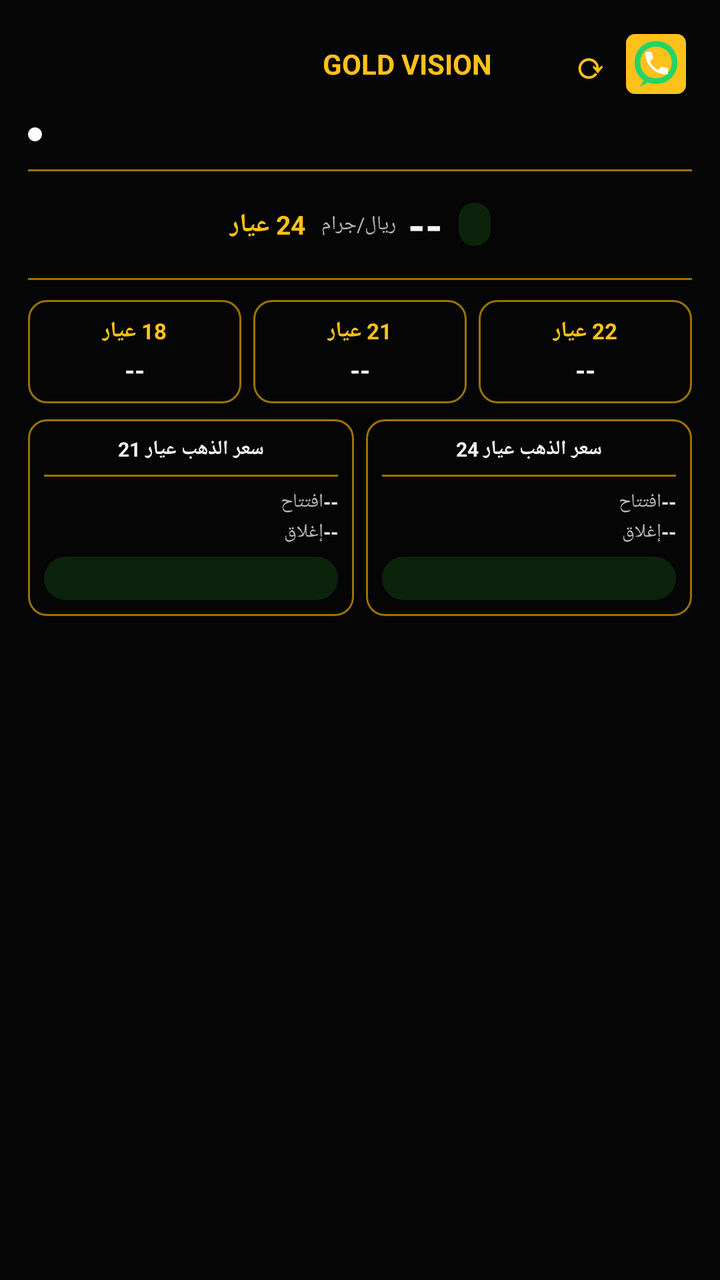
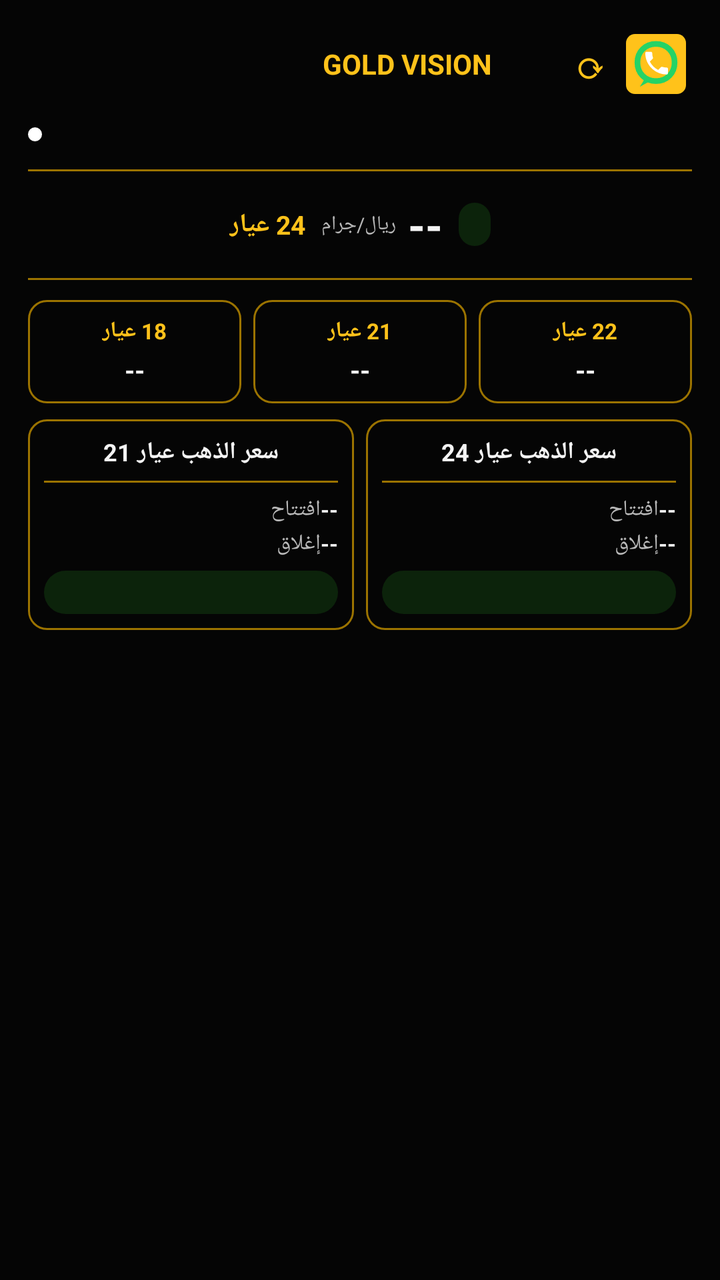

Compare the two renders of this Android layout. The source of the first and the diff that turns it into the second are given below.
<!-- AndroidManifest.xml: application theme Theme.GoldVision -->
<!-- res/layout/gold_price_widget.xml -->
<?xml version="1.0" encoding="utf-8"?>
<LinearLayout xmlns:android="http://schemas.android.com/apk/res/android"
    android:id="@+id/widget_root"
    android:layout_width="match_parent"
    android:layout_height="match_parent"
    android:orientation="vertical"
    android:background="@color/ic_launcher_background"
    android:padding="14dp">

    
    <LinearLayout
        android:layout_width="match_parent"
        android:layout_height="wrap_content"
        android:orientation="horizontal"
        android:gravity="center_vertical">
        <TextView
            android:id="@+id/widget_date"
            android:layout_width="0dp"
            android:layout_height="wrap_content"
            android:layout_weight="1"
            android:text=""
            android:textColor="#B8B8B8"
            android:textSize="11sp" />
        <TextView
            android:id="@+id/widget_title"
            android:layout_width="wrap_content"
            android:layout_height="wrap_content"
            android:layout_marginEnd="6dp"
            android:text="GOLD VISION"
            android:textColor="@color/widget_gold"
            android:textSize="14sp"
            android:textStyle="bold" />
        <ImageView
            android:id="@+id/widget_logo"
            android:layout_width="20dp"
            android:layout_height="20dp"
            android:layout_marginEnd="8dp"
            android:src="@mipmap/ic_launcher"
            android:contentDescription="@null" />
        <TextView
            android:id="@+id/widget_refresh"
            android:layout_width="30dp"
            android:layout_height="30dp"
            android:gravity="center"
            android:text="⟳"
            android:textColor="@color/widget_gold"
            android:textSize="18sp"
            android:textStyle="bold" />
        <ImageView
            android:id="@+id/widget_whatsapp_share"
            android:layout_width="36dp"
            android:layout_height="36dp"
            android:src="@drawable/ic_whatsapp"
            android:contentDescription="@string/widget_share_whatsapp" />
    </LinearLayout>

    
    <LinearLayout
        android:layout_width="wrap_content"
        android:layout_height="wrap_content"
        android:layout_marginTop="10dp"
        android:orientation="horizontal"
        android:gravity="center_vertical">
        <ImageView
            android:id="@+id/widget_status_dot"
            android:layout_width="7dp"
            android:layout_height="7dp"
            android:layout_marginEnd="5dp"
            android:src="@drawable/dot_circle"
            android:contentDescription="@null" />
        <TextView
            android:id="@+id/widget_updated_at"
            android:layout_width="wrap_content"
            android:layout_height="wrap_content"
            android:text=""
            android:textColor="#B8B8B8"
            android:textSize="11sp" />
    </LinearLayout>

    <FrameLayout
        android:layout_width="match_parent"
        android:layout_height="1dp"
        android:layout_marginTop="10dp"
        android:background="#9B7300" />

    
    <LinearLayout
        android:layout_width="match_parent"
        android:layout_height="wrap_content"
        android:layout_marginTop="12dp"
        android:orientation="horizontal"
        android:gravity="center_vertical|center_horizontal">
        <TextView
            android:id="@+id/widget_big_karat_label"
            android:layout_width="wrap_content"
            android:layout_height="wrap_content"
            android:layout_marginEnd="8dp"
            android:text="24 عيار"
            android:textColor="@color/widget_gold"
            android:textSize="13sp"
            android:textStyle="bold" />
        <TextView
            android:id="@+id/widget_big_unit"
            android:layout_width="wrap_content"
            android:layout_height="wrap_content"
            android:layout_marginEnd="6dp"
            android:text="ريال/جرام"
            android:textColor="#B8B8B8"
            android:textSize="10sp" />
        <TextView
            android:id="@+id/widget_big_price"
            android:layout_width="wrap_content"
            android:layout_height="wrap_content"
            android:layout_marginEnd="8dp"
            android:text="--"
            android:textColor="#F4F4F4"
            android:textSize="22sp"
            android:textStyle="bold" />
        <LinearLayout
            android:id="@+id/widget_big_change_bg"
            android:layout_width="wrap_content"
            android:layout_height="wrap_content"
            android:background="@drawable/pill_bg_green"
            android:paddingHorizontal="8dp"
            android:paddingVertical="4dp">
            <TextView
                android:id="@+id/widget_big_change"
                android:layout_width="wrap_content"
                android:layout_height="wrap_content"
                android:text=""
                android:textColor="@color/widget_green"
                android:textSize="10sp"
                android:textStyle="bold" />
        </LinearLayout>
    </LinearLayout>

    <FrameLayout
        android:layout_width="match_parent"
        android:layout_height="1dp"
        android:layout_marginTop="12dp"
        android:background="#9B7300" />

    
    <LinearLayout
        android:layout_width="match_parent"
        android:layout_height="wrap_content"
        android:layout_marginTop="10dp"
        android:orientation="horizontal">
        <LinearLayout
            android:layout_width="0dp"
            android:layout_height="wrap_content"
            android:layout_weight="1"
            android:layout_marginEnd="6dp"
            android:orientation="vertical"
            android:gravity="center_horizontal"
            android:background="@drawable/widget_box_border"
            android:padding="8dp">
            <TextView
                android:id="@+id/widget_small_label_18"
                android:layout_width="wrap_content"
                android:layout_height="wrap_content"
                android:text="18 عيار"
                android:textColor="@color/widget_gold"
                android:textSize="11sp"
                android:textStyle="bold" />
            <TextView
                android:id="@+id/widget_small_price_18"
                android:layout_width="wrap_content"
                android:layout_height="wrap_content"
                android:layout_marginTop="3dp"
                android:text="--"
                android:textColor="#F4F4F4"
                android:textSize="13sp"
                android:textStyle="bold" />
        </LinearLayout>
        <LinearLayout
            android:layout_width="0dp"
            android:layout_height="wrap_content"
            android:layout_weight="1"
            android:layout_marginEnd="6dp"
            android:orientation="vertical"
            android:gravity="center_horizontal"
            android:background="@drawable/widget_box_border"
            android:padding="8dp">
            <TextView
                android:id="@+id/widget_small_label_21"
                android:layout_width="wrap_content"
                android:layout_height="wrap_content"
                android:text="21 عيار"
                android:textColor="@color/widget_gold"
                android:textSize="11sp"
                android:textStyle="bold" />
            <TextView
                android:id="@+id/widget_small_price_21"
                android:layout_width="wrap_content"
                android:layout_height="wrap_content"
                android:layout_marginTop="3dp"
                android:text="--"
                android:textColor="#F4F4F4"
                android:textSize="13sp"
                android:textStyle="bold" />
        </LinearLayout>
        <LinearLayout
            android:layout_width="0dp"
            android:layout_height="wrap_content"
            android:layout_weight="1"
            android:orientation="vertical"
            android:gravity="center_horizontal"
            android:background="@drawable/widget_box_border"
            android:padding="8dp">
            <TextView
                android:id="@+id/widget_small_label_22"
                android:layout_width="wrap_content"
                android:layout_height="wrap_content"
                android:text="22 عيار"
                android:textColor="@color/widget_gold"
                android:textSize="11sp"
                android:textStyle="bold" />
            <TextView
                android:id="@+id/widget_small_price_22"
                android:layout_width="wrap_content"
                android:layout_height="wrap_content"
                android:layout_marginTop="3dp"
                android:text="--"
                android:textColor="#F4F4F4"
                android:textSize="13sp"
                android:textStyle="bold" />
        </LinearLayout>
    </LinearLayout>

    
    <LinearLayout
        android:layout_width="match_parent"
        android:layout_height="wrap_content"
        android:layout_marginTop="8dp"
        android:orientation="horizontal">

        <LinearLayout
            android:layout_width="0dp"
            android:layout_height="wrap_content"
            android:layout_weight="1"
            android:layout_marginEnd="6dp"
            android:orientation="vertical"
            android:background="@drawable/widget_box_border"
            android:padding="8dp">
            <TextView
                android:id="@+id/widget_oc21_title"
                android:layout_width="match_parent"
                android:layout_height="wrap_content"
                android:gravity="center"
                android:text="سعر الذهب عيار 21"
                android:textColor="#F4F4F4"
                android:textSize="10sp"
                android:textStyle="bold" />
            <FrameLayout
                android:layout_width="match_parent"
                android:layout_height="1dp"
                android:layout_marginTop="6dp"
                android:layout_marginBottom="6dp"
                android:background="#9B7300" />
            <LinearLayout
                android:layout_width="match_parent"
                android:layout_height="wrap_content"
                android:orientation="horizontal">
                <TextView
                    android:id="@+id/widget_oc21_open_label"
                    android:layout_width="0dp"
                    android:layout_height="wrap_content"
                    android:layout_weight="1"
                    android:text="افتتاح"
                    android:textColor="#B8B8B8"
                    android:textSize="9.5sp" />
                <TextView
                    android:id="@+id/widget_oc21_open"
                    android:layout_width="wrap_content"
                    android:layout_height="wrap_content"
                    android:text="--"
                    android:textColor="#F4F4F4"
                    android:textSize="9.5sp"
                    android:textStyle="bold" />
            </LinearLayout>
            <LinearLayout
                android:layout_width="match_parent"
                android:layout_height="wrap_content"
                android:layout_marginTop="2dp"
                android:orientation="horizontal">
                <TextView
                    android:id="@+id/widget_oc21_close_label"
                    android:layout_width="0dp"
                    android:layout_height="wrap_content"
                    android:layout_weight="1"
                    android:text="إغلاق"
                    android:textColor="#B8B8B8"
                    android:textSize="9.5sp" />
                <TextView
                    android:id="@+id/widget_oc21_close"
                    android:layout_width="wrap_content"
                    android:layout_height="wrap_content"
                    android:text="--"
                    android:textColor="#F4F4F4"
                    android:textSize="9.5sp"
                    android:textStyle="bold" />
            </LinearLayout>
            <LinearLayout
                android:id="@+id/widget_oc21_change_bg"
                android:layout_width="match_parent"
                android:layout_height="wrap_content"
                android:layout_marginTop="6dp"
                android:background="@drawable/pill_bg_green"
                android:gravity="center"
                android:paddingVertical="4dp">
                <TextView
                    android:id="@+id/widget_oc21_change"
                    android:layout_width="wrap_content"
                    android:layout_height="wrap_content"
                    android:text=""
                    android:textColor="@color/widget_green"
                    android:textSize="10sp"
                    android:textStyle="bold" />
            </LinearLayout>
        </LinearLayout>

        <LinearLayout
            android:layout_width="0dp"
            android:layout_height="wrap_content"
            android:layout_weight="1"
            android:orientation="vertical"
            android:background="@drawable/widget_box_border"
            android:padding="8dp">
            <TextView
                android:id="@+id/widget_oc24_title"
                android:layout_width="match_parent"
                android:layout_height="wrap_content"
                android:gravity="center"
                android:text="سعر الذهب عيار 24"
                android:textColor="#F4F4F4"
                android:textSize="10sp"
                android:textStyle="bold" />
            <FrameLayout
                android:layout_width="match_parent"
                android:layout_height="1dp"
                android:layout_marginTop="6dp"
                android:layout_marginBottom="6dp"
                android:background="#9B7300" />
            <LinearLayout
                android:layout_width="match_parent"
                android:layout_height="wrap_content"
                android:orientation="horizontal">
                <TextView
                    android:id="@+id/widget_oc24_open_label"
                    android:layout_width="0dp"
                    android:layout_height="wrap_content"
                    android:layout_weight="1"
                    android:text="افتتاح"
                    android:textColor="#B8B8B8"
                    android:textSize="9.5sp" />
                <TextView
                    android:id="@+id/widget_oc24_open"
                    android:layout_width="wrap_content"
                    android:layout_height="wrap_content"
                    android:text="--"
                    android:textColor="#F4F4F4"
                    android:textSize="9.5sp"
                    android:textStyle="bold" />
            </LinearLayout>
            <LinearLayout
                android:layout_width="match_parent"
                android:layout_height="wrap_content"
                android:layout_marginTop="2dp"
                android:orientation="horizontal">
                <TextView
                    android:id="@+id/widget_oc24_close_label"
                    android:layout_width="0dp"
                    android:layout_height="wrap_content"
                    android:layout_weight="1"
                    android:text="إغلاق"
                    android:textColor="#B8B8B8"
                    android:textSize="9.5sp" />
                <TextView
                    android:id="@+id/widget_oc24_close"
                    android:layout_width="wrap_content"
                    android:layout_height="wrap_content"
                    android:text="--"
                    android:textColor="#F4F4F4"
                    android:textSize="9.5sp"
                    android:textStyle="bold" />
            </LinearLayout>
            <LinearLayout
                android:id="@+id/widget_oc24_change_bg"
                android:layout_width="match_parent"
                android:layout_height="wrap_content"
                android:layout_marginTop="6dp"
                android:background="@drawable/pill_bg_green"
                android:gravity="center"
                android:paddingVertical="4dp">
                <TextView
                    android:id="@+id/widget_oc24_change"
                    android:layout_width="wrap_content"
                    android:layout_height="wrap_content"
                    android:text=""
                    android:textColor="@color/widget_green"
                    android:textSize="10sp"
                    android:textStyle="bold" />
            </LinearLayout>
        </LinearLayout>
    </LinearLayout>

</LinearLayout>
<!-- resources referenced by this layout -->
<resources>
  <color name="ic_launcher_background">#050505</color>
  <color name="widget_gold">#FFC21A</color>
  <color name="widget_green">#35D12F</color>
  <!-- drawable dot_circle (drawable) -->
  <?xml version="1.0" encoding="utf-8"?>
  <shape xmlns:android="http://schemas.android.com/apk/res/android"
      android:shape="oval">
      <solid android:color="#FFFFFF" />
  </shape>
  <!-- drawable ic_whatsapp (drawable) -->
  <?xml version="1.0" encoding="utf-8"?>
  <vector xmlns:android="http://schemas.android.com/apk/res/android"
      android:width="36dp"
      android:height="36dp"
      android:viewportWidth="24"
      android:viewportHeight="24">
      <path
          android:fillColor="#FFC21A"
          android:pathData="M5,2 L19,2 A3,3 0 0 1 22,5 L22,19 A3,3 0 0 1 19,22 L5,22 A3,3 0 0 1 2,19 L2,5 A3,3 0 0 1 5,2 Z" />
      <path
          android:fillColor="#00000000"
          android:strokeColor="#25D366"
          android:strokeWidth="1.9"
          android:pathData="M18.2,11.5 C18.2,7.93 15.57,5.3 12,5.3 C8.43,5.3 5.8,7.93 5.8,11.5 C5.8,15.07 8.43,17.7 12,17.7 C15.57,17.7 18.2,15.07 18.2,11.5 Z" />
      <path
          android:fillColor="#25D366"
          android:pathData="M8.6,16.4 L6.6,19.6 L10.2,17.6 Z" />
      <group
          android:pivotX="11.5"
          android:pivotY="11.5"
          android:scaleX="0.42"
          android:scaleY="0.42"
          android:translateX="0.5"
          android:translateY="0">
          <path
              android:fillColor="#FFFFFF"
              android:pathData="M6.62,10.79c1.44,2.83 3.76,5.14 6.59,6.59l2.2,-2.2c0.27,-0.27 0.67,-0.36 1.02,-0.24 1.12,0.37 2.33,0.57 3.57,0.57 0.55,0 1,0.45 1,1L21,20c0,0.55 -0.45,1 -1,1 -9.39,0 -17,-7.61 -17,-17 0,-0.55 0.45,-1 1,-1h3.5c0.55,0 1,0.45 1,1 0,1.25 0.2,2.45 0.57,3.57 0.11,0.35 0.03,0.74 -0.25,1.02l-2.2,2.2z" />
      </group>
  </vector>
  <!-- drawable pill_bg_green (drawable) -->
  <?xml version="1.0" encoding="utf-8"?>
  <shape xmlns:android="http://schemas.android.com/apk/res/android"
      android:shape="rectangle">
      <solid android:color="#2635D12F" />
      <corners android:radius="14dp" />
  </shape>
  <!-- drawable widget_box_border (drawable) -->
  <?xml version="1.0" encoding="utf-8"?>
  <shape xmlns:android="http://schemas.android.com/apk/res/android"
      android:shape="rectangle">
      <stroke android:width="1dp" android:color="#9B7300" />
      <corners android:radius="9dp" />
  </shape>
  <!-- mipmap ic_launcher (mipmap-anydpi-v26) -->
  <?xml version="1.0" encoding="utf-8"?>
  <adaptive-icon xmlns:android="http://schemas.android.com/apk/res/android">
      <background android:drawable="@color/ic_launcher_background"/>
      <foreground android:drawable="@mipmap/ic_launcher_foreground"/>
  </adaptive-icon>
  <string name="widget_share_whatsapp">مشاركة بطاقة السعر عبر واتساب</string>
  <style name="Theme.GoldVision" parent="android:Theme.Material.NoActionBar">
          <item name="android:windowBackground">@android:color/black</item>
          <item name="android:statusBarColor">@android:color/black</item>
          <item name="android:navigationBarColor">@android:color/black</item>
      </style>
</resources>

<!-- the commit's change to res/layout/gold_price_widget.xml (unified diff, before → after) -->
@@ -250,7 +250,7 @@
                 android:gravity="center"
                 android:text="سعر الذهب عيار 21"
                 android:textColor="#F4F4F4"
-                android:textSize="10sp"
+                android:textSize="12sp"
                 android:textStyle="bold" />
             <FrameLayout
                 android:layout_width="match_parent"
@@ -269,14 +269,14 @@
                     android:layout_weight="1"
                     android:text="افتتاح"
                     android:textColor="#B8B8B8"
-                    android:textSize="9.5sp" />
+                    android:textSize="11sp" />
                 <TextView
                     android:id="@+id/widget_oc21_open"
                     android:layout_width="wrap_content"
                     android:layout_height="wrap_content"
                     android:text="--"
                     android:textColor="#F4F4F4"
-                    android:textSize="9.5sp"
+                    android:textSize="11sp"
                     android:textStyle="bold" />
             </LinearLayout>
             <LinearLayout
@@ -291,14 +291,14 @@
                     android:layout_weight="1"
                     android:text="إغلاق"
                     android:textColor="#B8B8B8"
-                    android:textSize="9.5sp" />
+                    android:textSize="11sp" />
                 <TextView
                     android:id="@+id/widget_oc21_close"
                     android:layout_width="wrap_content"
                     android:layout_height="wrap_content"
                     android:text="--"
                     android:textColor="#F4F4F4"
-                    android:textSize="9.5sp"
+                    android:textSize="11sp"
                     android:textStyle="bold" />
             </LinearLayout>
             <LinearLayout
@@ -334,7 +334,7 @@
                 android:gravity="center"
                 android:text="سعر الذهب عيار 24"
                 android:textColor="#F4F4F4"
-                android:textSize="10sp"
+                android:textSize="12sp"
                 android:textStyle="bold" />
             <FrameLayout
                 android:layout_width="match_parent"
@@ -353,14 +353,14 @@
                     android:layout_weight="1"
                     android:text="افتتاح"
                     android:textColor="#B8B8B8"
-                    android:textSize="9.5sp" />
+                    android:textSize="11sp" />
                 <TextView
                     android:id="@+id/widget_oc24_open"
                     android:layout_width="wrap_content"
                     android:layout_height="wrap_content"
                     android:text="--"
                     android:textColor="#F4F4F4"
-                    android:textSize="9.5sp"
+                    android:textSize="11sp"
                     android:textStyle="bold" />
             </LinearLayout>
             <LinearLayout
@@ -375,14 +375,14 @@
                     android:layout_weight="1"
                     android:text="إغلاق"
                     android:textColor="#B8B8B8"
-                    android:textSize="9.5sp" />
+                    android:textSize="11sp" />
                 <TextView
                     android:id="@+id/widget_oc24_close"
                     android:layout_width="wrap_content"
                     android:layout_height="wrap_content"
                     android:text="--"
                     android:textColor="#F4F4F4"
-                    android:textSize="9.5sp"
+                    android:textSize="11sp"
                     android:textStyle="bold" />
             </LinearLayout>
             <LinearLayout
